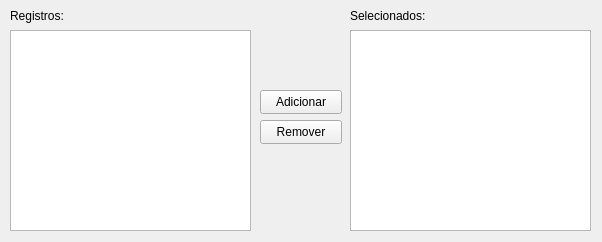
Above: src/ui/ComponentEscolherRegistros.ui from nicolaspimeenta/gas-guardian before the change. Below: the same form after it.
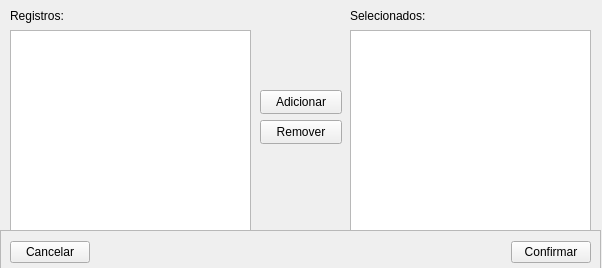
That is the form after the change. Icons and pictures are not drawn.

```diff
--- a/src/ui/ComponentEscolherRegistros.ui
+++ b/src/ui/ComponentEscolherRegistros.ui
@@ -7,7 +7,7 @@
     <x>0</x>
     <y>0</y>
     <width>602</width>
-    <height>242</height>
+    <height>268</height>
    </rect>
   </property>
   <property name="windowTitle">
@@ -123,6 +123,59 @@
      <normaloff>../../assets/left.svg</normaloff>../../assets/left.svg</iconset>
    </property>
   </widget>
+  <widget class="QFrame" name="ContainerBotoes">
+   <property name="geometry">
+    <rect>
+     <x>0</x>
+     <y>230</y>
+     <width>601</width>
+     <height>44</height>
+    </rect>
+   </property>
+   <property name="frameShape">
+    <enum>QFrame::StyledPanel</enum>
+   </property>
+   <property name="frameShadow">
+    <enum>QFrame::Raised</enum>
+   </property>
+   <layout class="QHBoxLayout" name="horizontalLayout">
+    <item>
+     <widget class="QPushButton" name="Cancelar">
+      <property name="text">
+       <string>Cancelar</string>
+      </property>
+      <property name="icon">
+       <iconset>
+        <normaloff>../../assets/cancel.svg</normaloff>../../assets/cancel.svg</iconset>
+      </property>
+     </widget>
+    </item>
+    <item>
+     <spacer name="horizontalSpacer">
+      <property name="orientation">
+       <enum>Qt::Horizontal</enum>
+      </property>
+      <property name="sizeHint" stdset="0">
+       <size>
+        <width>40</width>
+        <height>20</height>
+       </size>
+      </property>
+     </spacer>
+    </item>
+    <item>
+     <widget class="QPushButton" name="Confirmar">
+      <property name="text">
+       <string>Confirmar</string>
+      </property>
+      <property name="icon">
+       <iconset>
+        <normaloff>../../assets/check.svg</normaloff>../../assets/check.svg</iconset>
+      </property>
+     </widget>
+    </item>
+   </layout>
+  </widget>
  </widget>
  <resources/>
  <connections/>
```
Left out of the diff: 12 changed lines with no effect on the pictures.
